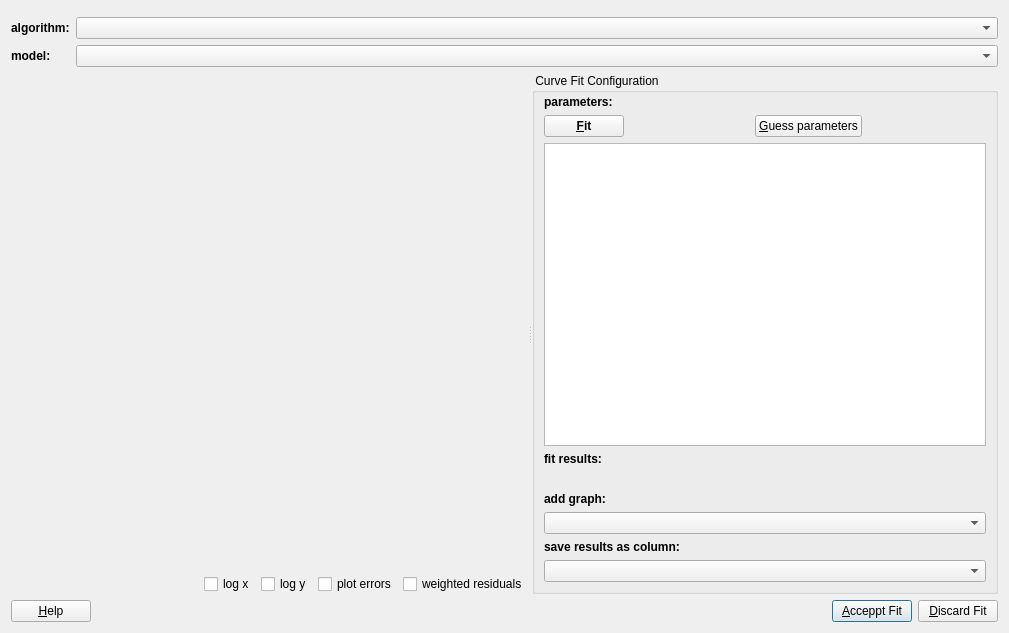
Before: the Qt Designer form plugins/table/qfrdrtablecurvefitdialog.ui in jkriege2/QuickFit3, drawn with Qt 5.
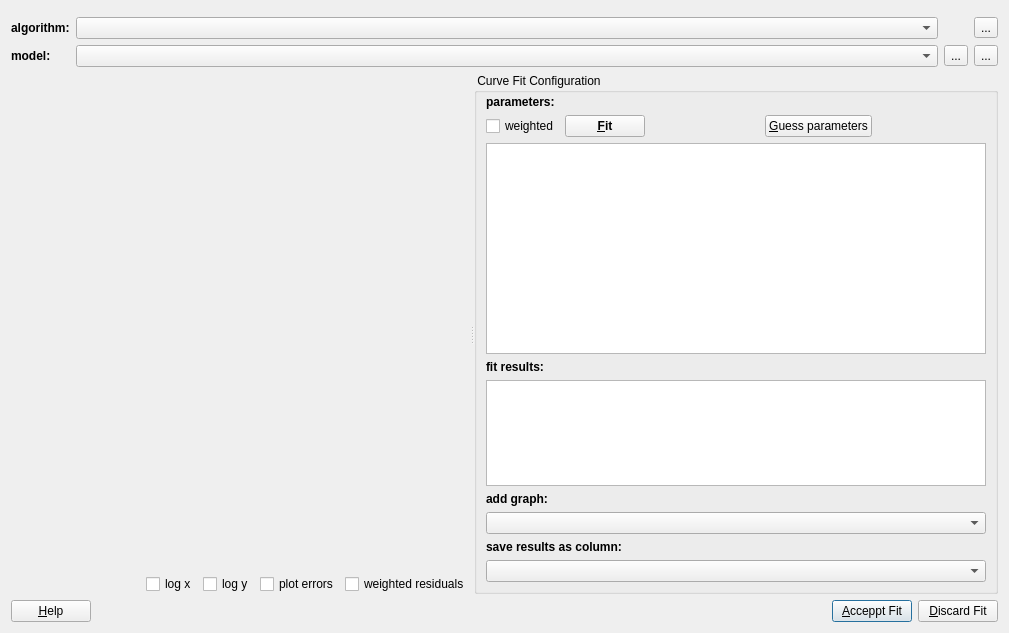
After: the same form once the commit is applied. Icons and pictures are not drawn. Custom widgets are drawn as their Qt base class.

Commit message:
QuickFit3/table:   - table fit dialog now has a button for help on fit models and algorithms   - table fit dialog now has a button that opens a fit model selector   - table fit dialog allows to select weighted/non-weighted fit
QuickFit3/fitfunction_general:
  - added double log-normal function

The edit to the form file:
```diff
--- a/plugins/table/qfrdrtablecurvefitdialog.ui
+++ b/plugins/table/qfrdrtablecurvefitdialog.ui
@@ -22,26 +22,21 @@
   </property>
   <layout class="QVBoxLayout" name="verticalLayout_2" stretch="0,1,0">
    <item>
-    <layout class="QFormLayout" name="formLayout_2">
+    <layout class="QGridLayout" name="gridLayout" columnstretch="0,1,0,0">
      <property name="topMargin">
       <number>6</number>
      </property>
-     <item row="0" column="0">
-      <widget class="QLabel" name="label_7">
-       <property name="font">
-        <font>
-         <weight>75</weight>
-         <bold>true</bold>
-        </font>
-       </property>
+     <item row="0" column="3">
+      <widget class="QToolButton" name="btnHelpAlgorithm">
        <property name="text">
-        <string>algorithm:</string>
+        <string>...</string>
+       </property>
+       <property name="icon">
+        <iconset resource="../../lib/lib.qrc">
+         <normaloff>:/lib/help.png</normaloff>:/lib/help.png</iconset>
        </property>
       </widget>
      </item>
-     <item row="0" column="1">
-      <widget class="QFFitAlgorithmComboBox" name="cmbFitAlgorithm"/>
-     </item>
      <item row="1" column="0">
       <widget class="QLabel" name="label">
        <property name="font">
@@ -55,9 +50,47 @@
        </property>
       </widget>
      </item>
+     <item row="0" column="1">
+      <widget class="QFFitAlgorithmComboBox" name="cmbFitAlgorithm"/>
+     </item>
+     <item row="1" column="3">
+      <widget class="QToolButton" name="btnHelpModel">
+       <property name="text">
+        <string>...</string>
+       </property>
+       <property name="icon">
+        <iconset resource="../../lib/lib.qrc">
+         <normaloff>:/lib/help.png</normaloff>:/lib/help.png</iconset>
+       </property>
+      </widget>
+     </item>
+     <item row="0" column="0">
+      <widget class="QLabel" name="label_7">
+       <property name="font">
+        <font>
+         <weight>75</weight>
+         <bold>true</bold>
+        </font>
+       </property>
+       <property name="text">
+        <string>algorithm:</string>
+       </property>
+      </widget>
+     </item>
      <item row="1" column="1">
       <widget class="QFFitFunctionComboBox" name="cmbFitFunction"/>
      </item>
+     <item row="1" column="2">
+      <widget class="QToolButton" name="btnModelSelect">
+       <property name="text">
+        <string>...</string>
+       </property>
+       <property name="icon">
+        <iconset resource="../../lib/lib.qrc">
+         <normaloff>:/lib/help.png</normaloff>:/lib/help.png</iconset>
+       </property>
+      </widget>
+     </item>
     </layout>
    </item>
    <item>
@@ -135,7 +168,7 @@
       <property name="title">
        <string> Curve Fit Configuration </string>
       </property>
-      <layout class="QVBoxLayout" name="verticalLayout_3">
+      <layout class="QVBoxLayout" name="verticalLayout_3" stretch="0,0,2,0,1,0,0,0,0">
        <property name="leftMargin">
         <number>9</number>
        </property>
@@ -163,6 +196,13 @@
        </item>
        <item>
         <layout class="QHBoxLayout" name="horizontalLayout_2">
+         <item>
+          <widget class="QCheckBox" name="chkWeighted">
+           <property name="text">
+            <string>weighted</string>
+           </property>
+          </widget>
+         </item>
          <item>
           <widget class="QPushButton" name="btnFit">
            <property name="font">
@@ -239,11 +279,7 @@
         </widget>
        </item>
        <item>
-        <widget class="JKQTMathTextLabel" name="labFitResult">
-         <property name="text">
-          <string/>
-         </property>
-        </widget>
+        <widget class="QTextBrowser" name="labFitResult"/>
        </item>
        <item>
         <widget class="QLabel" name="label_4">
@@ -352,11 +388,6 @@
    <header>doubledatacutsliders.h</header>
    <container>1</container>
   </customwidget>
-  <customwidget>
-   <class>JKQTMathTextLabel</class>
-   <extends>QLabel</extends>
-   <header>jkqtmathtext.h</header>
-  </customwidget>
   <customwidget>
    <class>QFFitAlgorithmComboBox</class>
    <extends>QComboBox</extends>
```
Left out of the diff: 6 changed lines with no effect on the pictures. The commit also changes 16 other files.
